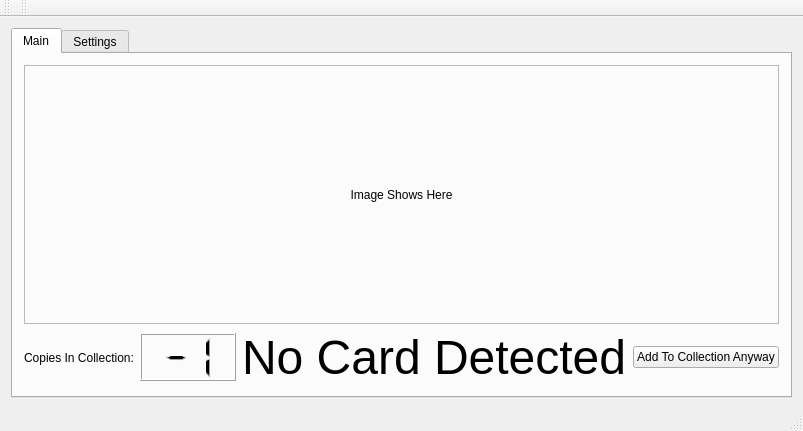
The window that pcmwindow.ui (LovesTha/PyeCollectionManager) describes before a commit, drawn with Qt 5.
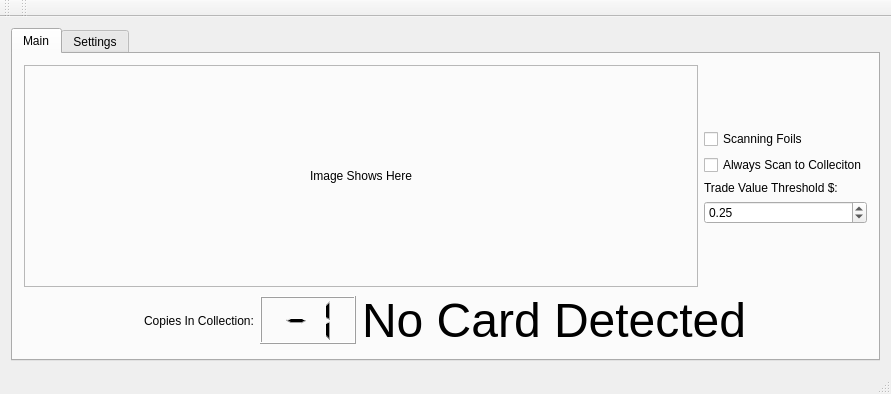
The same window after the commit.

The edit to the form file:
```diff
--- a/pcmwindow.ui
+++ b/pcmwindow.ui
@@ -6,8 +6,8 @@
    <rect>
     <x>0</x>
     <y>0</y>
-    <width>469</width>
-    <height>431</height>
+    <width>891</width>
+    <height>394</height>
    </rect>
   </property>
   <property name="windowTitle">
@@ -58,6 +58,70 @@
             </property>
            </widget>
           </item>
+          <item>
+           <layout class="QVBoxLayout" name="verticalLayout_4">
+            <item>
+             <spacer name="verticalSpacer_2">
+              <property name="orientation">
+               <enum>Qt::Vertical</enum>
+              </property>
+              <property name="sizeHint" stdset="0">
+               <size>
+                <width>20</width>
+                <height>40</height>
+               </size>
+              </property>
+             </spacer>
+            </item>
+            <item>
+             <widget class="QCheckBox" name="cbScanningFoils">
+              <property name="text">
+               <string>Scanning Foils</string>
+              </property>
+             </widget>
+            </item>
+            <item>
+             <widget class="QCheckBox" name="cbCollectionForce">
+              <property name="text">
+               <string>Always Scan to Colleciton</string>
+              </property>
+             </widget>
+            </item>
+            <item>
+             <widget class="QLabel" name="label_2">
+              <property name="text">
+               <string>Trade Value Threshold $:</string>
+              </property>
+             </widget>
+            </item>
+            <item>
+             <widget class="QDoubleSpinBox" name="sbTradeThreshold">
+              <property name="minimum">
+               <double>0.010000000000000</double>
+              </property>
+              <property name="singleStep">
+               <double>0.100000000000000</double>
+              </property>
+              <property name="value">
+               <double>0.250000000000000</double>
+              </property>
+             </widget>
+            </item>
+            <item>
+             <spacer name="verticalSpacer">
+              <property name="orientation">
+               <enum>Qt::Vertical</enum>
+              </property>
+              <property name="sizeHint" stdset="0">
+               <size>
+                <width>20</width>
+                <height>40</height>
+               </size>
+              </property>
+             </spacer>
+            </item>
+           </layout>
+          </item>
          </layout>
         </item>
         <item>
@@ -119,13 +183,6 @@
             </property>
            </widget>
           </item>
-          <item>
-           <widget class="QPushButton" name="pbAddToCollectionAnyway">
-            <property name="text">
-             <string>Add To Collection Anyway</string>
-            </property>
-           </widget>
-          </item>
           <item>
            <spacer name="horizontalSpacer_5">
             <property name="orientation">
```
Left out of the diff: 4 changed lines with no effect on the pictures.
